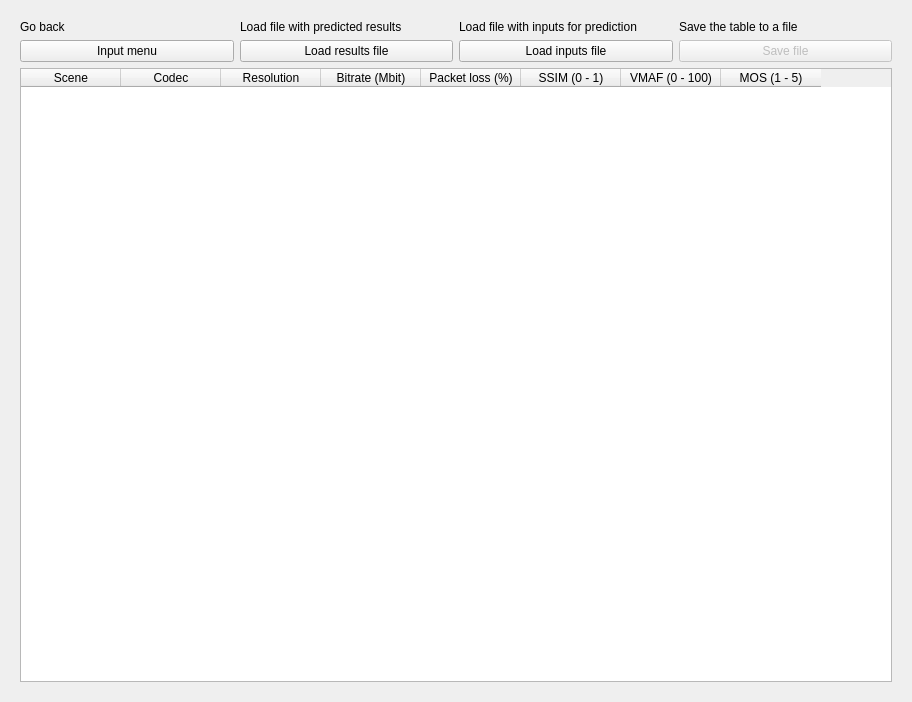
dRevan1/BAC_Video-quality-assessment, file VQA_ui_new.ui: the form before one commit.
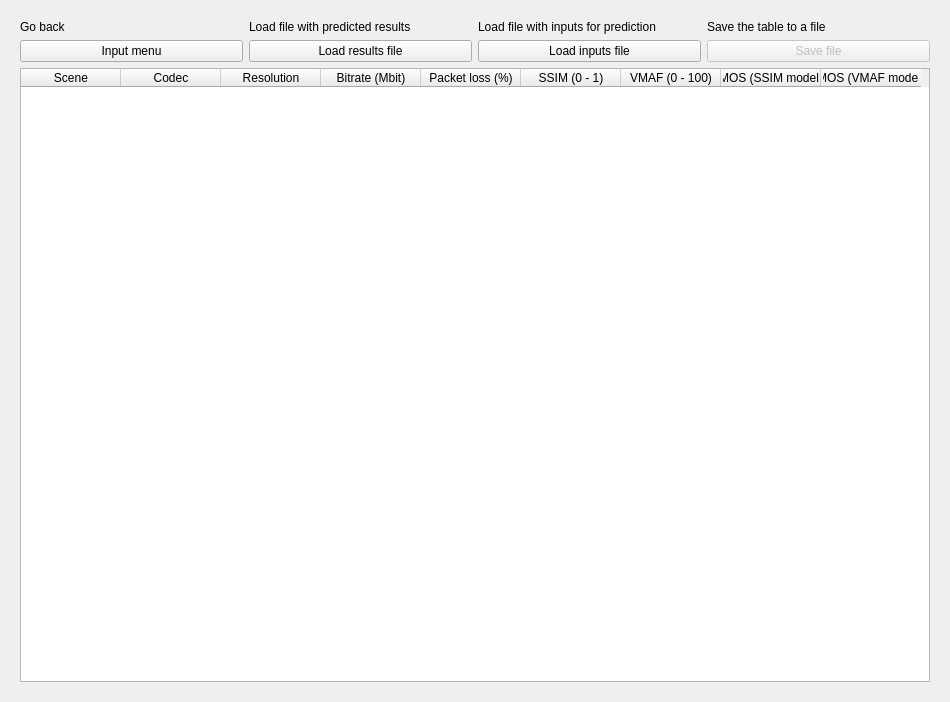
The form after the commit. The open tabs and pages were chosen to show the change.

Commit message: Úpravy test súborov a načítavania, v tabuľke sú 2 stĺpce na MOS, pre každý model je 1.

What changed in the file:
```diff
--- a/VQA_ui_new.ui
+++ b/VQA_ui_new.ui
@@ -6,13 +6,13 @@
    <rect>
     <x>0</x>
     <y>0</y>
-    <width>912</width>
+    <width>950</width>
     <height>702</height>
    </rect>
   </property>
   <property name="maximumSize">
    <size>
-    <width>950</width>
+    <width>16777215</width>
     <height>16777215</height>
    </size>
   </property>
@@ -295,7 +295,7 @@
           <number>0</number>
          </property>
          <property name="columnCount">
-          <number>8</number>
+          <number>9</number>
          </property>
          <column>
           <property name="text">
@@ -334,7 +334,12 @@
          </column>
          <column>
           <property name="text">
-           <string>MOS (1 - 5)</string>
+           <string>MOS (SSIM model)</string>
+          </property>
+         </column>
+         <column>
+          <property name="text">
+           <string>MOS (VMAF model)</string>
           </property>
          </column>
         </widget>
```
Left out of the diff: 2 changed lines with no effect on the pictures. The commit also changes 14 other files.
